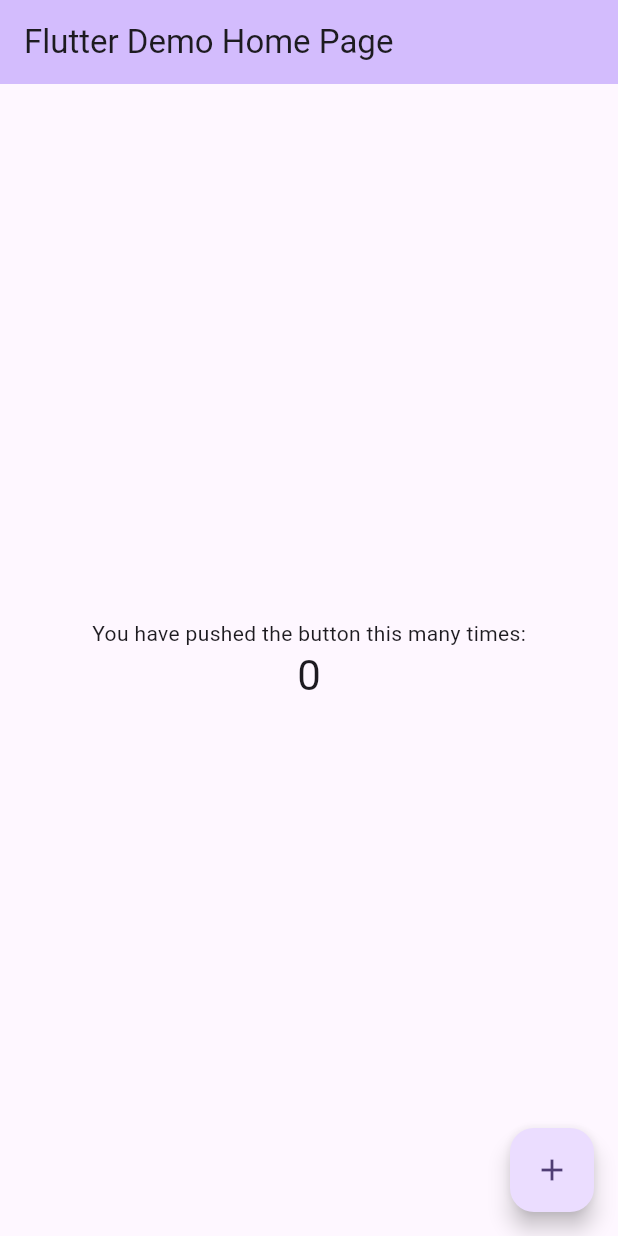
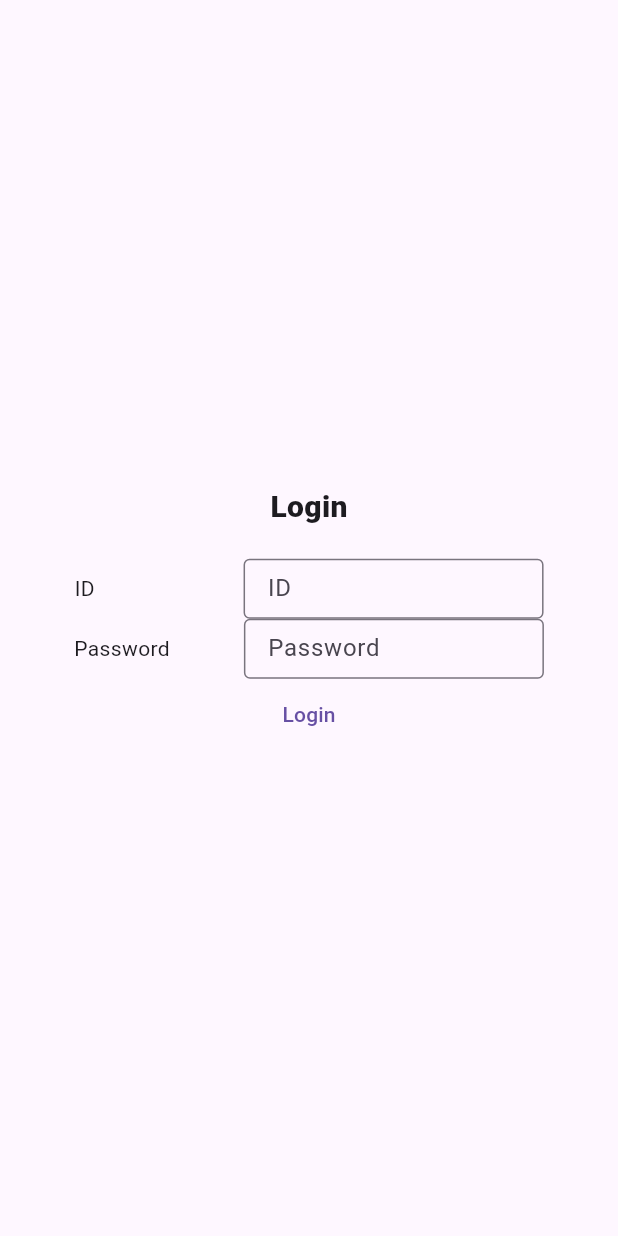
Before and after one commit to kwongholee/fluttergram, a Flutter app: the screen it shows after launch, on a phone screen of 412 x 824 dp. Run offline on Flutter 3.47's test engine with Material 3 defaults, Android fonts, the phone set to English and light mode, and no system bars; our stand-ins replace image_picker.

```diff
--- a/client/lib/main.dart
+++ b/client/lib/main.dart
@@ -1,125 +1,34 @@
+import 'package:client/pages/home.dart';
+import 'package:client/styles/main.style.dart';
 import 'package:flutter/material.dart';
+import 'package:image_picker/image_picker.dart';
+import 'package:provider/provider.dart';
+import 'dart:io';
+import 'dart:convert';
+
+import './stores/userProvider.dart';
+import './pages/login.dart';
+import 'widgets/mainPage.dart';
+import '../styles/main.style.dart';
 
 void main() {
-  runApp(const MyApp());
+  runApp(ChangeNotifierProvider(create: (c) => userProvider(), child: MaterialApp(
+      theme: theme,
+      home: const MyApp(),
+    )
+  ));
 }
 
-class MyApp extends StatelessWidget {
+class MyApp extends StatefulWidget {
   const MyApp({super.key});
 
-  // This widget is the root of your application.
+  @override
+  State<MyApp> createState() => _MyAppState();
+}
+
+class _MyAppState extends State<MyApp> {
   @override
   Widget build(BuildContext context) {
-    return MaterialApp(
-      title: 'Flutter Demo',
-      theme: ThemeData(
-        // This is the theme of your application.
-        //
-        // TRY THIS: Try running your application with "flutter run". You'll see
-        // the application has a purple toolbar. Then, without quitting the app,
-        // try changing the seedColor in the colorScheme below to Colors.green
-        // and then invoke "hot reload" (save your changes or press the "hot
-        // reload" button in a Flutter-supported IDE, or press "r" if you used
-        // the command line to start the app).
-        //
-        // Notice that the counter didn't reset back to zero; the application
-        // state is not lost during the reload. To reset the state, use hot
-        // restart instead.
-        //
-        // This works for code too, not just values: Most code changes can be
-        // tested with just a hot reload.
-        colorScheme: ColorScheme.fromSeed(seedColor: Colors.deepPurple),
-        useMaterial3: true,
-      ),
-      home: const MyHomePage(title: 'Flutter Demo Home Page'),
-    );
+    return context.watch<userProvider>().id != "" && context.watch<userProvider>().pw != "" ? Home() : Login();
   }
 }
-
-class MyHomePage extends StatefulWidget {
-  const MyHomePage({super.key, required this.title});
-
-  // This widget is the home page of your application. It is stateful, meaning
-  // that it has a State object (defined below) that contains fields that affect
-  // how it looks.
-
-  // This class is the configuration for the state. It holds the values (in this
-  // case the title) provided by the parent (in this case the App widget) and
-  // used by the build method of the State. Fields in a Widget subclass are
-  // always marked "final".
-
-  final String title;
-
-  @override
-  State<MyHomePage> createState() => _MyHomePageState();
-}
-
-class _MyHomePageState extends State<MyHomePage> {
-  int _counter = 0;
-
-  void _incrementCounter() {
-    setState(() {
-      // This call to setState tells the Flutter framework that something has
-      // changed in this State, which causes it to rerun the build method below
-      // so that the display can reflect the updated values. If we changed
-      // _counter without calling setState(), then the build method would not be
-      // called again, and so nothing would appear to happen.
-      _counter++;
-    });
-  }
-
-  @override
-  Widget build(BuildContext context) {
-    // This method is rerun every time setState is called, for instance as done
-    // by the _incrementCounter method above.
-    //
-    // The Flutter framework has been optimized to make rerunning build methods
-    // fast, so that you can just rebuild anything that needs updating rather
-    // than having to individually change instances of widgets.
-    return Scaffold(
-      appBar: AppBar(
-        // TRY THIS: Try changing the color here to a specific color (to
-        // Colors.amber, perhaps?) and trigger a hot reload to see the AppBar
-        // change color while the other colors stay the same.
-        backgroundColor: Theme.of(context).colorScheme.inversePrimary,
-        // Here we take the value from the MyHomePage object that was created by
-        // the App.build method, and use it to set our appbar title.
-        title: Text(widget.title),
-      ),
-      body: Center(
-        // Center is a layout widget. It takes a single child and positions it
-        // in the middle of the parent.
-        child: Column(
-          // Column is also a layout widget. It takes a list of children and
-          // arranges them vertically. By default, it sizes itself to fit its
-          // children horizontally, and tries to be as tall as its parent.
-          //
-          // Column has various properties to control how it sizes itself and
-          // how it positions its children. Here we use mainAxisAlignment to
-          // center the children vertically; the main axis here is the vertical
-          // axis because Columns are vertical (the cross axis would be
-          // horizontal).
-          //
-          // TRY THIS: Invoke "debug painting" (choose the "Toggle Debug Paint"
-          // action in the IDE, or press "p" in the console), to see the
-          // wireframe for each widget.
-          mainAxisAlignment: MainAxisAlignment.center,
-          children: <Widget>[
-            const Text(
-              'You have pushed the button this many times:',
-            ),
-            Text(
-              '$_counter',
-              style: Theme.of(context).textTheme.headlineMedium,
-            ),
-          ],
-        ),
-      ),
-      floatingActionButton: FloatingActionButton(
-        onPressed: _incrementCounter,
-        tooltip: 'Increment',
-        child: const Icon(Icons.add),
-      ), // This trailing comma makes auto-formatting nicer for build methods.
-    );
-  }
-}
--- /dev/null
+++ b/client/lib/pages/login.dart
@@ -0,0 +1,62 @@
+import 'package:flutter/cupertino.dart';
+import 'package:flutter/material.dart';
+import 'package:flutter/widgets.dart';
+import 'package:provider/provider.dart';
+
+import '../stores/userProvider.dart';
+
+class Login extends StatefulWidget {
+  const Login({Key? key}) : super(key: key);
+
+  @override
+  State<Login> createState() => _LoginState();
+}
+
+class _LoginState extends State<Login> {
+  var id = "";
+  var pw = "";
+
+  @override
+  Widget build(BuildContext context) {
+    return ChangeNotifierProvider(create: (c) => userProvider(), child: Scaffold(
+      body: Column(
+        mainAxisAlignment: MainAxisAlignment.center,
+        children: [
+          Container(
+            padding: EdgeInsets.fromLTRB(0, 0, 0, 20),
+            child: Text("Login", style: TextStyle(fontWeight: FontWeight.w900, fontSize: 20)),
+          ),
+          Row(mainAxisAlignment: MainAxisAlignment.spaceAround, children: [
+            Text("ID"),
+            SizedBox(
+              width: 200,
+              height: 40,
+              child: TextField(onChanged: (e){setState(() {
+                id = e;
+              });}, decoration: InputDecoration(
+                  border: OutlineInputBorder(),
+                  labelText: 'ID'
+              )),
+            )
+          ]),
+          Row(mainAxisAlignment: MainAxisAlignment.spaceEvenly, children: [
+            Text("Password"),
+            SizedBox(
+              width: 200,
+              height: 40,
+              child: TextField(onChanged: (e){setState(() {
+                pw = e;
+              });}, decoration: InputDecoration(
+                  border: OutlineInputBorder(),
+                  labelText: 'Password'
+              ), obscureText: true,),
+            )
+          ]),
+          TextButton(onPressed: () {
+            context.read<userProvider>().tryLogin(id, pw);
+          }, child: Text("Login"))
+        ],
+      ),
+    ));
+  }
+}
--- /dev/null
+++ b/client/lib/stores/userProvider.dart
@@ -0,0 +1,13 @@
+import 'package:flutter/cupertino.dart';
+import 'package:provider/provider.dart';
+
+class userProvider extends ChangeNotifier {
+  String id = "";
+  String pw = "";
+
+  void tryLogin(a,b) {
+    id = a;
+    pw = b;
+    notifyListeners();
+  }
+}
```
Also changed, not shown: client/analysis_options.yaml (+5 -2 lines), client/lib/pages/home.dart (added, +50 -0 lines), client/lib/styles/main.style.dart (added, +12 -0 lines), client/lib/widgets/feed.dart (added, +42 -0 lines), client/lib/widgets/mainPage.dart (added, +36 -0 lines), client/pubspec.yaml (+6 -4 lines), client/assets/jiwoo.jpg (added), client/pubspec.lock, 6 other files.
